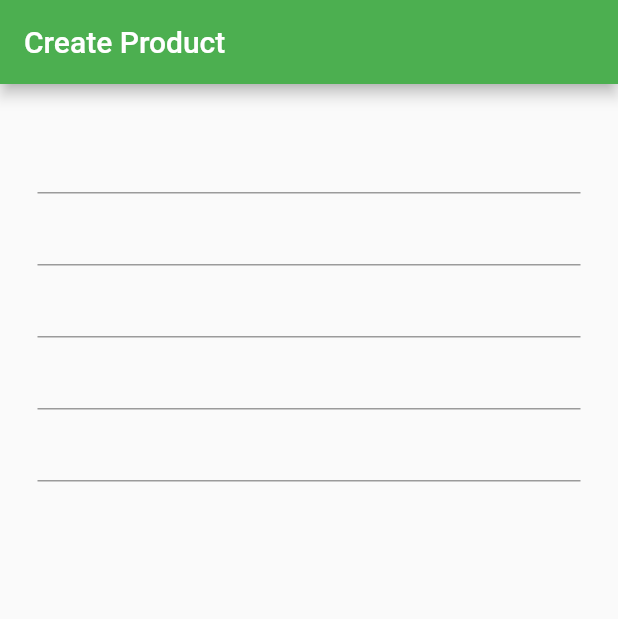
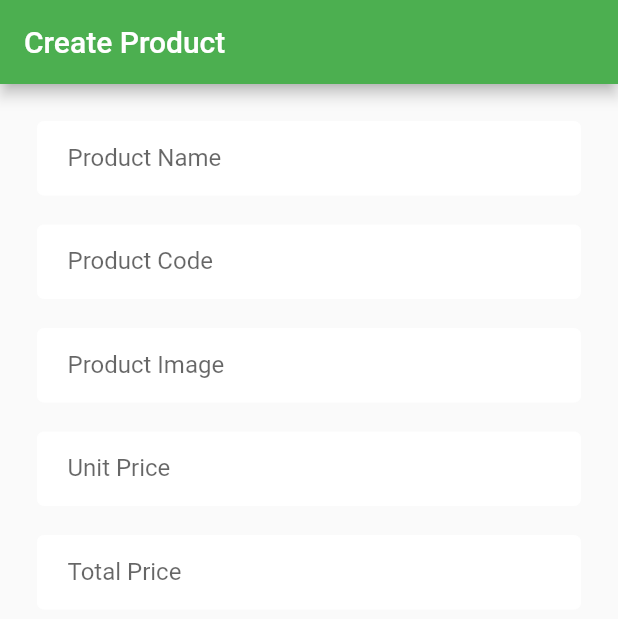
Before and after one commit to Md-Sifatullah617/api_integration, a Flutter app: the screen it shows after launch, on a phone screen of 412 x 824 dp. Shown: the top 619 px of the screen. Run offline on Flutter 3.47's test engine with Material 2 defaults, Android fonts, the phone set to English and light mode, and no system bars.

Commit message:
decoration done

```diff
--- a/lib/Screen/product_create_screen.dart
+++ b/lib/Screen/product_create_screen.dart
@@ -1,3 +1,4 @@
+import 'package:api_integraton/Style/style.dart';
 import 'package:flutter/material.dart';
 
 class PCreateScreen extends StatefulWidget {
@@ -20,18 +21,27 @@ class _PCreateScreenState extends State<PCreateScreen> {
               child: Column(children: [
                 TextFormField(
                   onChanged: (value) {},
+                  decoration: appInputDecoration("Product Name"),
                 ),
+                const SizedBox(height: 20,),
                 TextFormField(
                   onChanged: (value) {},
+                  decoration: appInputDecoration("Product Code"),
                 ),
+                const SizedBox(height: 20,),
                 TextFormField(
                   onChanged: (value) {},
+                  decoration: appInputDecoration("Product Image"),
                 ),
+                const SizedBox(height: 20,),
                 TextFormField(
                   onChanged: (value) {},
+                  decoration: appInputDecoration("Unit Price"),
                 ),
+                const SizedBox(height: 20,),
                 TextFormField(
                   onChanged: (value) {},
+                  decoration: appInputDecoration("Total Price"),
                 ),
               ]),
             ),
--- a/lib/Style/style.dart
+++ b/lib/Style/style.dart
@@ -1,5 +1,3 @@
-import 'dart:ui';
-
 import 'package:flutter/material.dart';
 
 const colorRed = Color.fromRGBO(231, 28, 36, 1);
@@ -7,7 +5,7 @@ const colorGreen = Color.fromRGBO(33, 191, 115, 1);
 const colorWhite = Color.fromRGBO(255, 255, 255, 1);
 const colorDarkBlue = Color.fromRGBO(44, 62, 80, 1);
 
-InputDecoration appInputDecoration() {
+InputDecoration appInputDecoration(label) {
   return InputDecoration(
       focusedBorder: const OutlineInputBorder(
           borderSide: BorderSide(color: colorGreen, width: 1)),
```
